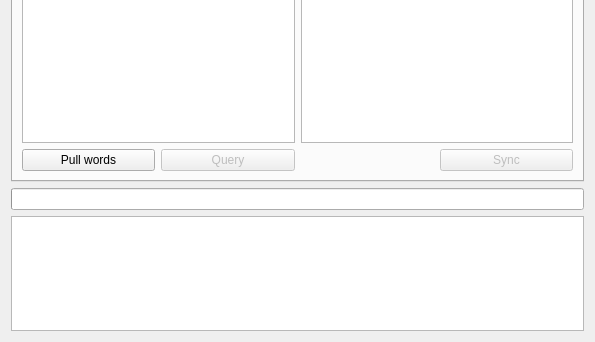
lixvbnet/Dict2Anki, file addon/UIForm/mainUI.ui: the form before one commit; both pictures show x 0 to 595 and y 194 to 536 of the 595 by 536 pixel window.
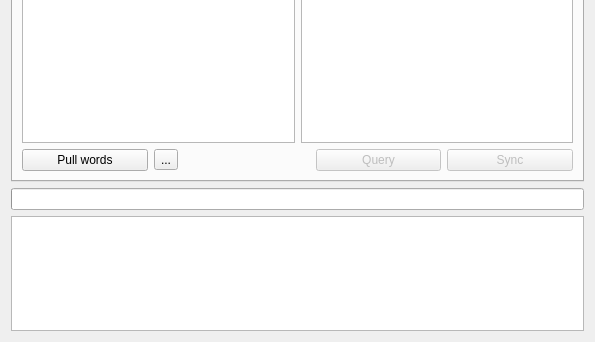
The form after the commit.

Commit message: dev: Import Words From Files

The edit to the form file:
```diff
--- a/addon/UIForm/mainUI.ui
+++ b/addon/UIForm/mainUI.ui
@@ -27,7 +27,7 @@
        <string>同步</string>
       </attribute>
       <layout class="QGridLayout" name="gridLayout_4">
-       <item row="4" column="3">
+       <item row="4" column="4">
         <widget class="QPushButton" name="btnSync">
          <property name="enabled">
           <bool>false</bool>
@@ -37,7 +37,7 @@
          </property>
         </widget>
        </item>
-       <item row="3" column="0" colspan="4">
+       <item row="3" column="0" colspan="5">
         <layout class="QHBoxLayout" name="horizontalLayout">
          <item>
           <layout class="QVBoxLayout" name="verticalLayout">
@@ -89,7 +89,7 @@
          </item>
         </layout>
        </item>
-       <item row="0" column="0" colspan="4">
+       <item row="0" column="0" colspan="5">
         <layout class="QHBoxLayout" name="deckLayout">
          <item>
           <widget class="QLabel" name="deckLabel">
@@ -119,7 +119,7 @@
          </item>
         </layout>
        </item>
-       <item row="2" column="0" colspan="4">
+       <item row="2" column="0" colspan="5">
         <layout class="QHBoxLayout" name="apiLayout">
          <item>
           <widget class="QLabel" name="apiLabel">
@@ -146,7 +146,7 @@
          </item>
         </layout>
        </item>
-       <item row="1" column="0" colspan="4">
+       <item row="1" column="0" colspan="5">
         <layout class="QHBoxLayout" name="dictionaryLayout">
          <item>
           <widget class="QLabel" name="dictionaryLabel">
@@ -173,16 +173,6 @@
          </item>
         </layout>
        </item>
-       <item row="4" column="1">
-        <widget class="QPushButton" name="queryBtn">
-         <property name="enabled">
-          <bool>false</bool>
-         </property>
-         <property name="text">
-          <string>Query</string>
-         </property>
-        </widget>
-       </item>
        <item row="4" column="0">
         <widget class="QPushButton" name="pullRemoteWordsBtn">
          <property name="text">
@@ -190,6 +180,26 @@
          </property>
         </widget>
        </item>
+       <item row="4" column="1">
+        <widget class="QToolButton" name="btnImportFromFiles">
+         <property name="toolTip">
+          <string>Import words from txt files. (Use Tabs to separate the fields)"</string>
+         </property>
+         <property name="text">
+          <string>...</string>
+         </property>
+        </widget>
+       </item>
+       <item row="4" column="3">
+        <widget class="QPushButton" name="queryBtn">
+         <property name="enabled">
+          <bool>false</bool>
+         </property>
+         <property name="text">
+          <string>Query</string>
+         </property>
+        </widget>
+       </item>
       </layout>
      </widget>
      <widget class="QWidget" name="settingTab">
```
The commit also changes 6 other files.
